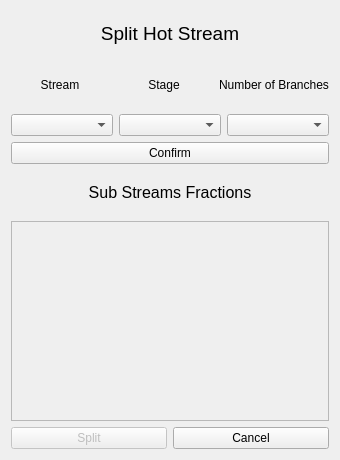
This is interface/DivisaoQuente.ui in CarlosTadeuVassoler/MPinch as Qt 5 draws it before an edit. The edited form follows.
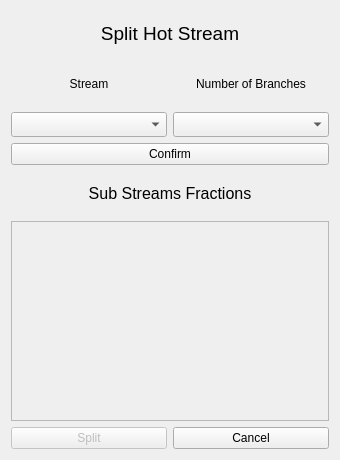
This is the edited form.

What changed in the file:
```diff
--- a/interface/DivisaoQuente.ui
+++ b/interface/DivisaoQuente.ui
@@ -45,16 +45,6 @@
        </property>
       </widget>
      </item>
-     <item>
-      <widget class="QLabel" name="label">
-       <property name="text">
-        <string>Stage</string>
-       </property>
-       <property name="alignment">
-        <set>Qt::AlignCenter</set>
-       </property>
-      </widget>
-     </item>
      <item>
       <widget class="QLabel" name="label_3">
        <property name="text">
@@ -70,13 +60,24 @@
    <item>
     <layout class="QHBoxLayout" name="horizontalLayout">
      <item>
-      <widget class="QComboBox" name="comboBox_2"/>
+      <widget class="QComboBox" name="comboBox_2">
+       <property name="minimumSize">
+        <size>
+         <width>0</width>
+         <height>25</height>
+        </size>
+       </property>
+      </widget>
      </item>
      <item>
-      <widget class="QComboBox" name="comboBox"/>
-     </item>
-     <item>
-      <widget class="QComboBox" name="comboBox_3"/>
+      <widget class="QComboBox" name="comboBox_3">
+       <property name="minimumSize">
+        <size>
+         <width>0</width>
+         <height>25</height>
+        </size>
+       </property>
+      </widget>
      </item>
     </layout>
    </item>
```
